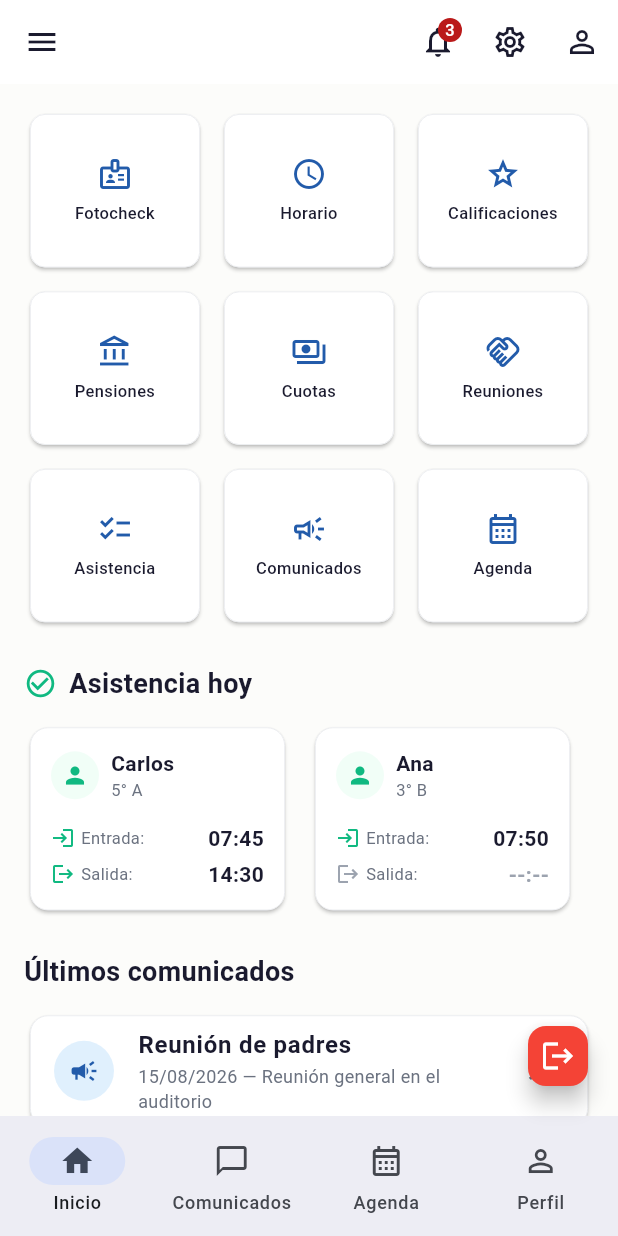
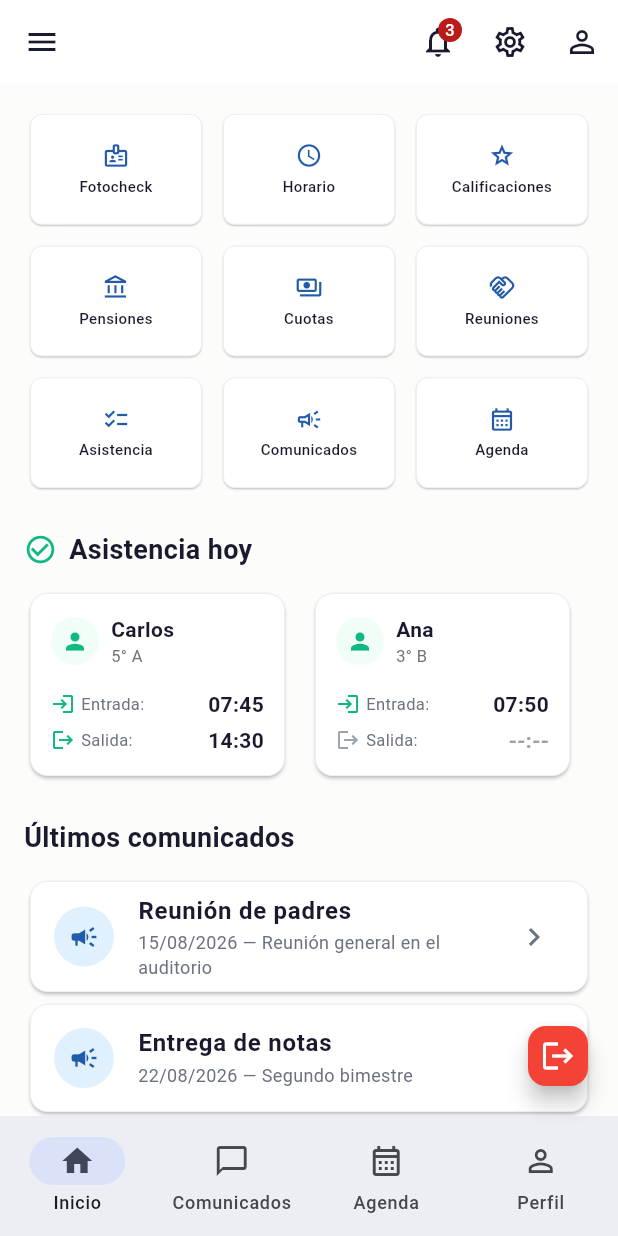
Before and after one commit to yerson001/cole-app, a Flutter app: the ParentScreen screen opened by its route, on a phone screen of 412 x 824 dp. Run offline on Flutter 3.47's test engine with Material 3 defaults, Android fonts, the phone set to English and light mode, and no system bars; our stand-ins replace equatable, flutter_bloc, get_it, injectable, shared_preferences; missing offline and left inert: tutorial_coach_mark; accounts and stored records are empty.

Commit message:
refactor(parent): smaller grid cells (icon 18, font 10, ratio 1.5)

```diff
--- a/lib/features/parent/presentation/screens/parent_screen.dart
+++ b/lib/features/parent/presentation/screens/parent_screen.dart
@@ -228,29 +228,29 @@ class ParentScreen extends StatelessWidget {
       physics: const NeverScrollableScrollPhysics(),
       gridDelegate: const SliverGridDelegateWithFixedCrossAxisCount(
         crossAxisCount: 3,
-        childAspectRatio: 1.1,
-        crossAxisSpacing: 8,
-        mainAxisSpacing: 8,
+        childAspectRatio: 1.5,
+        crossAxisSpacing: 6,
+        mainAxisSpacing: 6,
       ),
       itemCount: items.length,
       itemBuilder: (_, i) => Card(
         color: c.surface,
-        elevation: 1,
+        elevation: 0.5,
         surfaceTintColor: Colors.transparent,
         shape: RoundedRectangleBorder(
-          borderRadius: BorderRadius.circular(10),
+          borderRadius: BorderRadius.circular(8),
           side: BorderSide(color: c.border, width: 0.5),
         ),
         child: InkWell(
-          borderRadius: BorderRadius.circular(10),
+          borderRadius: BorderRadius.circular(8),
           onTap: () {},
           child: Column(
             mainAxisAlignment: MainAxisAlignment.center,
             children: [
-              Icon(items[i]['icon'] as IconData, size: 24, color: c.primary),
-              const SizedBox(height: 6),
+              Icon(items[i]['icon'] as IconData, size: 18, color: c.primary),
+              const SizedBox(height: 4),
               Text(items[i]['label'] as String,
-                style: TextStyle(fontSize: 11, fontWeight: FontWeight.w500, color: c.textPrimary),
+                style: TextStyle(fontSize: 10, fontWeight: FontWeight.w500, color: c.textPrimary),
                 textAlign: TextAlign.center,
               ),
             ],
```
